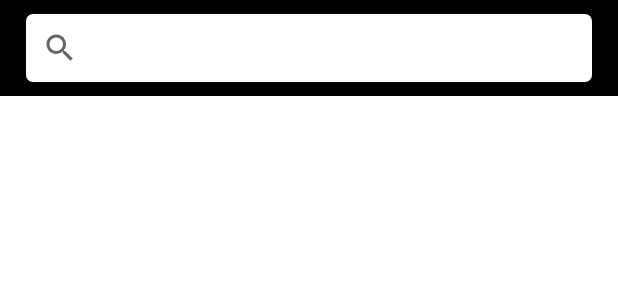
After one commit to farzam-aghamohammadi/Refiq, an Android app built with Jetpack Compose: the layout fragment_search_topic.xml on its own in the app's theme, with its tools: preview values and no code run, on a phone screen of 412 x 824 dp. The commit adds this screen. Shown: the top 300 px of the screen. Run offline under Robolectric (Android 15) with nearby library versions, the phone set to English and light mode, and no system bars.

Commit message:
Add search page for search topics

```diff
--- a/Apps/Android/app/src/main/AndroidManifest.xml
+++ b/Apps/Android/app/src/main/AndroidManifest.xml
@@ -42,6 +42,7 @@
         <activity
             android:name=".MainActivity"
             android:exported="true"
+            android:windowSoftInputMode="adjustResize"
             android:label="@string/app_name">
             <intent-filter>
                 <action android:name="android.intent.action.MAIN" />
--- a/Apps/Android/app/src/main/java/com/eth/refiq/RefiqApplication.kt
+++ b/Apps/Android/app/src/main/java/com/eth/refiq/RefiqApplication.kt
@@ -17,7 +17,7 @@ class RefiqApplication : Application() {
 
     override fun onCreate() {
         super.onCreate()
-        initWalletConnect()
+       // initWalletConnect()
         initKoin()
     }
 
--- a/Apps/Android/app/src/main/java/com/eth/refiq/di/Modlues.kt
+++ b/Apps/Android/app/src/main/java/com/eth/refiq/di/Modlues.kt
@@ -1,7 +1,7 @@
 package com.eth.refiq.di
 
 import com.eth.refiq.MainViewModel
-import com.eth.refiq.ui.main.ConnectWalletViewModel
+import com.eth.refiq.ui.connectwallet.ConnectWalletViewModel
 import org.koin.androidx.viewmodel.dsl.viewModel
 import org.koin.dsl.module
 
--- /dev/null
+++ b/Apps/Android/app/src/main/java/com/eth/refiq/domain/Models.kt
@@ -0,0 +1,4 @@
+package com.eth.refiq.domain
+
+
+data class Topic(val id:String, val name:String,val info:String,val avatar:String)
--- /dev/null
+++ b/Apps/Android/app/src/main/java/com/eth/refiq/domain/TopicRepository.kt
@@ -0,0 +1,5 @@
+package com.eth.refiq.domain
+
+interface TopicRepository {
+
+}
--- a/Apps/Android/app/src/main/java/com/eth/refiq/ui/main/ConnectWalletViewModel.kt
+++ b/Apps/Android/app/src/main/java/com/eth/refiq/ui/connectwallet/ConnectWalletViewModel.kt
@@ -1,4 +1,4 @@
-package com.eth.refiq.ui.main
+package com.eth.refiq.ui.connectwallet
 
 import androidx.lifecycle.LiveData
 import androidx.lifecycle.MutableLiveData
--- a/Apps/Android/app/src/main/java/com/eth/refiq/ui/home/HomeFragment.kt
+++ b/Apps/Android/app/src/main/java/com/eth/refiq/ui/home/HomeFragment.kt
@@ -7,6 +7,8 @@ import android.view.ViewGroup
 import android.widget.TextView
 import androidx.fragment.app.Fragment
 import androidx.lifecycle.ViewModelProvider
+import androidx.navigation.fragment.findNavController
+import com.eth.refiq.R
 import com.eth.refiq.databinding.FragmentHomeBinding
 
 class HomeFragment : Fragment() {
@@ -32,6 +34,9 @@ class HomeFragment : Fragment() {
         homeViewModel.text.observe(viewLifecycleOwner) {
             textView.text = it
         }
+        binding.imageviewHomeSearch.setOnClickListener {
+           findNavController().navigate(R.id.action_to_search_topic)
+        }
         return root
     }
 
--- /dev/null
+++ b/Apps/Android/app/src/main/res/drawable/baseline_search_24.xml
@@ -0,0 +1,5 @@
+<vector android:height="24dp" android:tint="#FFFFFF"
+    android:viewportHeight="24" android:viewportWidth="32"
+    android:width="32dp" xmlns:android="http://schemas.android.com/apk/res/android">
+    <path android:fillColor="@android:color/white" android:pathData="M15.5,14h-0.79l-0.28,-0.27C15.41,12.59 16,11.11 16,9.5 16,5.91 13.09,3 9.5,3S3,5.91 3,9.5 5.91,16 9.5,16c1.61,0 3.09,-0.59 4.23,-1.57l0.27,0.28v0.79l5,4.99L20.49,19l-4.99,-5zM9.5,14C7.01,14 5,11.99 5,9.5S7.01,5 9.5,5 14,7.01 14,9.5 11.99,14 9.5,14z"/>
+</vector>
--- /dev/null
+++ b/Apps/Android/app/src/main/res/drawable/search_bar_background.xml
@@ -0,0 +1,11 @@
+<?xml version="1.0" encoding="utf-8"?>
+<shape
+    xmlns:android="http://schemas.android.com/apk/res/android"
+    android:shape="rectangle">
+
+    <corners android:radius="5dp" />
+    <solid android:color="@android:color/white" />
+    <stroke
+        android:width="1dip"
+        android:color="@color/black" />
+</shape>
--- a/Apps/Android/app/src/main/res/layout/activity_main.xml
+++ b/Apps/Android/app/src/main/res/layout/activity_main.xml
@@ -4,7 +4,7 @@
     android:id="@+id/container"
     android:layout_width="match_parent"
     android:layout_height="match_parent"
-    android:paddingTop="?attr/actionBarSize">
+    android:animateLayoutChanges="true">
 
     <com.google.android.material.bottomnavigation.BottomNavigationView
         android:id="@+id/nav_view"
--- a/Apps/Android/app/src/main/res/layout/fragment_connect_wallet.xml
+++ b/Apps/Android/app/src/main/res/layout/fragment_connect_wallet.xml
@@ -4,7 +4,7 @@
     android:layout_width="match_parent"
     android:layout_height="match_parent"
     xmlns:app="http://schemas.android.com/apk/res-auto"
-    tools:context=".ui.main.ConnectWalletFragment">
+    tools:context=".ui.connectwallet.ConnectWalletFragment">
 
     <androidx.appcompat.widget.AppCompatButton
         android:id="@+id/button_connectWallet_eth"
--- /dev/null
+++ b/Apps/Android/app/src/main/res/layout/fragment_search_topic.xml
@@ -0,0 +1,33 @@
+<?xml version="1.0" encoding="utf-8"?>
+<FrameLayout xmlns:android="http://schemas.android.com/apk/res/android"
+    android:layout_width="match_parent"
+    android:layout_height="match_parent"
+    xmlns:app="http://schemas.android.com/apk/res-auto"
+    xmlns:tools="http://schemas.android.com/tools"
+    tools:context=".ui.searchtopic.SearchTopicFragment">
+
+    <androidx.appcompat.widget.Toolbar
+        android:layout_width="match_parent"
+        android:layout_height="wrap_content"
+        app:layout_constraintTop_toTopOf="parent"
+        app:layout_constraintLeft_toLeftOf="parent"
+        app:layout_constraintRight_toRightOf="parent"
+        android:background="?colorPrimary"
+        app:titleTextColor="@color/white"
+        app:title="@string/title_home"
+        >
+
+        <androidx.appcompat.widget.SearchView
+            android:id="@+id/searchview_searchtopic"
+            android:layout_width="match_parent"
+            android:background="@drawable/search_bar_background"
+            android:hint="@string/search_topic"
+            app:queryHint="@string/search_topic"
+            android:layout_height="wrap_content"
+            android:layout_marginStart="8dp"
+            android:layout_marginTop="8dp"
+            android:layout_marginBottom="8dp"
+            android:layout_marginEnd="16dp"/>
+    </androidx.appcompat.widget.Toolbar>
+
+</FrameLayout>
--- a/Apps/Android/app/src/main/res/values/strings.xml
+++ b/Apps/Android/app/src/main/res/values/strings.xml
@@ -6,5 +6,6 @@
     <string name="title_connect_wallet">Home</string>
     <string name="connect_to_the_eth_wallet">Connect to the eth wallet</string>
     <string name="title_activity_main">MainActivity</string>
+    <string name="search_topic">Search Topics</string>
 
 </resources>
--- a/Apps/Android/app/src/main/res/values/themes.xml
+++ b/Apps/Android/app/src/main/res/values/themes.xml
@@ -2,15 +2,16 @@
     <!-- Base application theme. -->
     <style name="Theme.Refiq" parent="Theme.MaterialComponents.DayNight.DarkActionBar">
         <!-- Primary brand color. -->
-        <item name="colorPrimary">@color/purple_500</item>
-        <item name="colorPrimaryVariant">@color/purple_700</item>
-        <item name="colorOnPrimary">@color/white</item>
+        <item name="colorPrimary">#000</item>
+        <item name="colorPrimaryVariant">#526D82</item>
+        <item name="colorOnPrimary">#9DB2BF</item>
         <!-- Secondary brand color. -->
-        <item name="colorSecondary">@color/teal_200</item>
+        <item name="colorSecondary">@color/black</item>
         <item name="colorSecondaryVariant">@color/teal_700</item>
         <item name="colorOnSecondary">@color/black</item>
         <!-- Status bar color. -->
-        <item name="android:statusBarColor">?attr/colorPrimaryVariant</item>
+        <item name="android:statusBarColor">?attr/colorPrimary</item>
         <!-- Customize your theme here. -->
+
     </style>
 </resources>
```
Also changed, not shown: Apps/Android/app/src/main/java/com/eth/refiq/MainActivity.kt (+50 -15 lines), Apps/Android/app/src/main/java/com/eth/refiq/ui/connectwallet/ConnectWalletFragment.kt (renamed from Apps/Android/app/src/main/java/com/eth/refiq/ui/main/ConnectWalletFragment.kt, +7 -2 lines), Apps/Android/app/src/main/java/com/eth/refiq/ui/searchtopic/SearchTopicFragment.kt (added, +48 -0 lines), Apps/Android/app/src/main/java/com/eth/refiq/ui/searchtopic/SearchTopicViewModel.kt (added, +7 -0 lines), Apps/Android/app/src/main/res/layout/fragment_home.xml (+22 -0 lines), Apps/Android/app/src/main/res/navigation/mobile_navigation.xml (+12 -2 lines).
